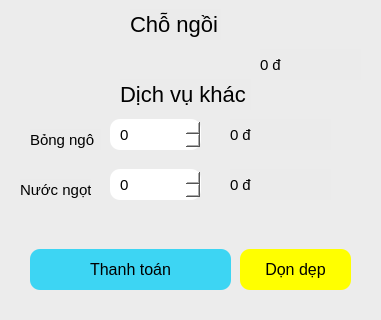
The window that src/view/staff/form_info.ui (dangchien2003/QL_BanVePhim) describes before a commit, drawn with Qt 5; both pictures show x 0 to 381 and y 381 to 701 of the 381 by 701 pixel window.
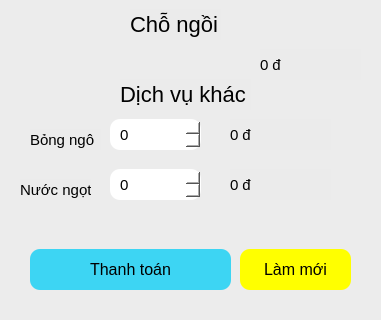
The same window after the commit.

Diff of the .ui file:
```diff
--- a/src/view/staff/form_info.ui
+++ b/src/view/staff/form_info.ui
@@ -100,7 +100,7 @@
       <string notr="true">background-color: yellow; font-size: 16px</string>
      </property>
      <property name="text">
-      <string>Dọn dẹp</string>
+      <string>Làm mới</string>
      </property>
     </widget>
     <widget class="QLabel" name="total_ticket">
```
Left out of the diff: 4 changed lines with no effect on the pictures.
